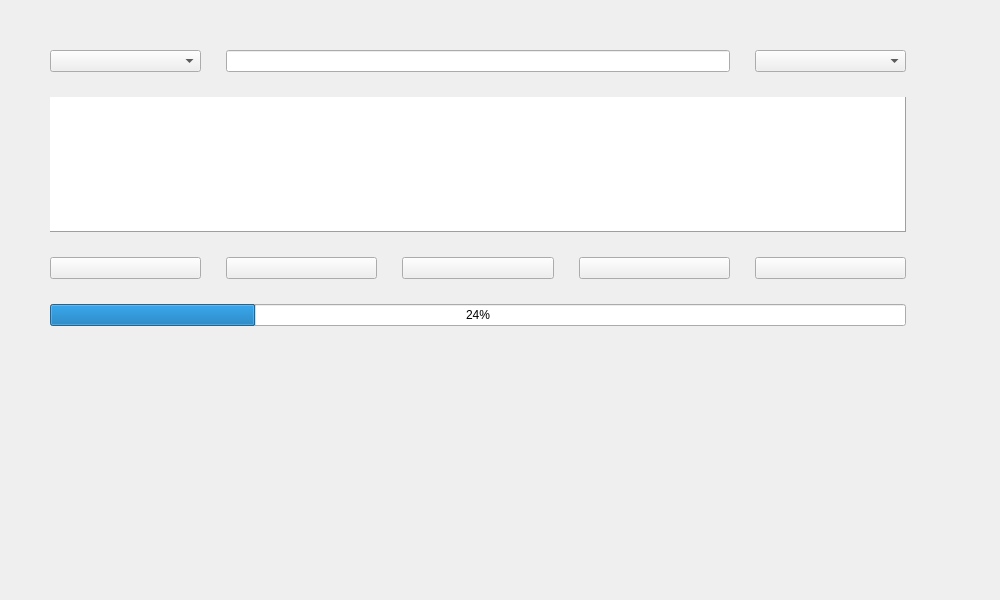
The window that src/frontend/gui/ui/sisyphus-gui.ui (redcorelinux/sisyphus) describes before a commit, drawn with Qt 5.
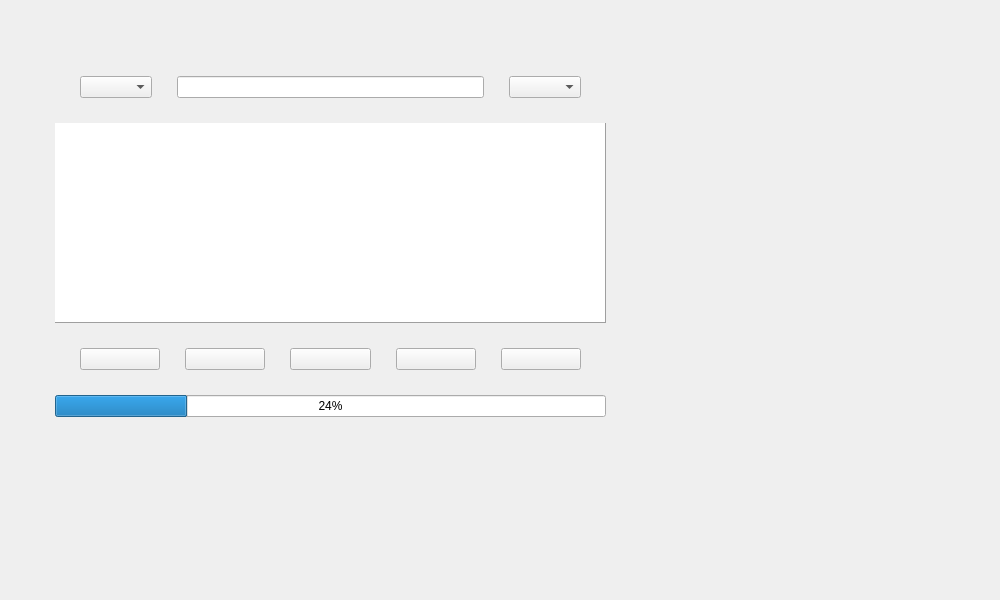
The same window after the commit. Icons and pictures are not drawn.

Commit message: sisyphus-gui : split'n'redo the layout

```diff
--- a/src/frontend/gui/ui/sisyphus-gui.ui
+++ b/src/frontend/gui/ui/sisyphus-gui.ui
@@ -35,43 +35,29 @@
   <widget class="QWidget" name="layoutWidget">
    <property name="geometry">
     <rect>
-     <x>25</x>
-     <y>25</y>
-     <width>906</width>
-     <height>326</height>
+     <x>30</x>
+     <y>51</y>
+     <width>601</width>
+     <height>391</height>
     </rect>
    </property>
    <layout class="QGridLayout" name="externalgrid">
     <property name="leftMargin">
      <number>25</number>
-    </property>
-    <property name="rightMargin">
-     <number>25</number>
-    </property>
-    <property name="bottomMargin">
-     <number>25</number>
-    </property>
-    <property name="spacing">
-     <number>25</number>
-    </property>
-    <item row="0" column="0">
-     <layout class="QGridLayout" name="internalgrid">
-      <property name="leftMargin">
-       <number>0</number>
       </property>
       <property name="topMargin">
        <number>25</number>
       </property>
       <property name="rightMargin">
-       <number>0</number>
+     <number>25</number>
       </property>
       <property name="bottomMargin">
-       <number>0</number>
+     <number>25</number>
       </property>
       <property name="spacing">
        <number>25</number>
       </property>
-      <item row="3" column="0" colspan="5">
+    <item row="1" column="0">
        <widget class="QTableView" name="database">
         <property name="frameShape">
          <enum>QFrame::Panel</enum>
@@ -111,30 +97,47 @@
         </attribute>
        </widget>
       </item>
-      <item row="5" column="2">
-       <widget class="QPushButton" name="upgrade">
-        <property name="maximumSize">
-         <size>
-          <width>16777215</width>
-          <height>25</height>
-         </size>
-        </property>
+    <item row="0" column="0">
+     <layout class="QHBoxLayout" name="Filters">
+      <property name="spacing">
+       <number>25</number>
+      </property>
+      <property name="leftMargin">
+       <number>25</number>
+      </property>
+      <property name="rightMargin">
+       <number>25</number>
+      </property>
+      <item>
+       <widget class="QComboBox" name="selectfield"/>
+      </item>
+      <item>
+       <widget class="QLineEdit" name="input">
         <property name="toolTip">
          <string>&lt;html&gt;&lt;head/&gt;&lt;body&gt;&lt;p align=&quot;center&quot;&gt;Upgrade system&lt;/p&gt;&lt;/body&gt;&lt;/html&gt;</string>
         </property>
-        <property name="icon">
-         <iconset>
-          <normaloff>../icon/upgrade.png</normaloff>../icon/upgrade.png</iconset>
-        </property>
-        <property name="iconSize">
-         <size>
-          <width>16</width>
-          <height>16</height>
-         </size>
+        <property name="clearButtonEnabled">
+         <bool>true</bool>
         </property>
        </widget>
       </item>
-      <item row="5" column="0">
+      <item>
+       <widget class="QComboBox" name="selectfilter"/>
+      </item>
+     </layout>
+    </item>
+    <item row="2" column="0">
+     <layout class="QHBoxLayout" name="Buttons">
+      <property name="spacing">
+       <number>25</number>
+      </property>
+      <property name="leftMargin">
+       <number>25</number>
+      </property>
+      <property name="rightMargin">
+       <number>25</number>
+      </property>
+      <item>
        <widget class="QPushButton" name="install">
         <property name="maximumSize">
          <size>
@@ -160,7 +163,7 @@
         </property>
        </widget>
       </item>
-      <item row="5" column="1">
+      <item>
        <widget class="QPushButton" name="uninstall">
         <property name="maximumSize">
          <size>
@@ -186,7 +189,30 @@
         </property>
        </widget>
       </item>
-      <item row="5" column="3">
+      <item>
+       <widget class="QPushButton" name="upgrade">
+        <property name="maximumSize">
+         <size>
+          <width>16777215</width>
+          <height>25</height>
+         </size>
+        </property>
+        <property name="toolTip">
+         <string>&lt;html&gt;&lt;head/&gt;&lt;body&gt;&lt;p align=&quot;center&quot;&gt;Upgrade system&lt;/p&gt;&lt;/body&gt;&lt;/html&gt;</string>
+        </property>
+        <property name="icon">
+         <iconset>
+          <normaloff>../icon/upgrade.png</normaloff>../icon/upgrade.png</iconset>
+        </property>
+        <property name="iconSize">
+         <size>
+          <width>16</width>
+          <height>16</height>
+         </size>
+        </property>
+       </widget>
+      </item>
+      <item>
        <widget class="QPushButton" name="orphans">
         <property name="maximumSize">
          <size>
@@ -212,7 +238,7 @@
         </property>
        </widget>
       </item>
-      <item row="5" column="4">
+      <item>
        <widget class="QPushButton" name="abort">
         <property name="maximumSize">
          <size>
@@ -235,25 +261,9 @@
         </property>
        </widget>
       </item>
-      <item row="1" column="1" colspan="3">
-       <widget class="QLineEdit" name="input">
-        <property name="toolTip">
-         <string>&lt;html&gt;&lt;head/&gt;&lt;body&gt;&lt;p align=&quot;center&quot;&gt;Write package name and press Enter&lt;/p&gt;&lt;/body&gt;&lt;/html&gt;</string>
-        </property>
-        <property name="clearButtonEnabled">
-         <bool>true</bool>
-        </property>
-       </widget>
-      </item>
-      <item row="1" column="0">
-       <widget class="QComboBox" name="selectfield"/>
-      </item>
-      <item row="1" column="4">
-       <widget class="QComboBox" name="selectfilter"/>
-      </item>
      </layout>
     </item>
-    <item row="1" column="0">
+    <item row="3" column="0">
      <widget class="QProgressBar" name="progress">
       <property name="maximumSize">
        <size>
```
Left out of the diff: 4 changed lines with no effect on the pictures. Lines whose indentation alone changed are shown as unchanged.
